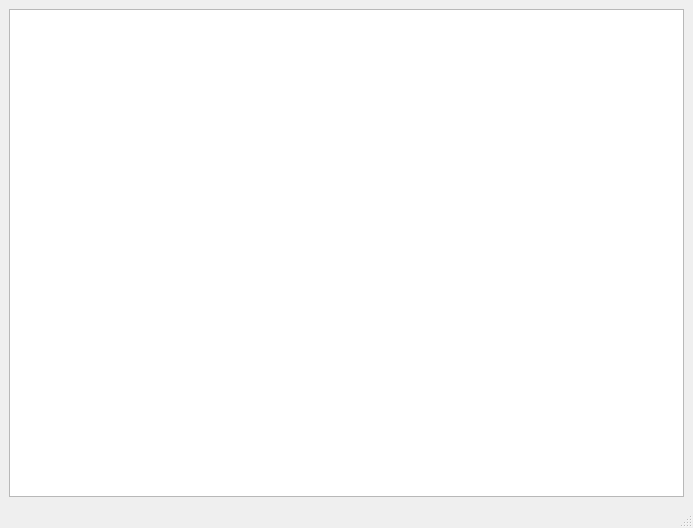
Above: JeopardyBoard.ui from mwstrfld/WheelOfJeopardy before the change. Below: the same form after it.
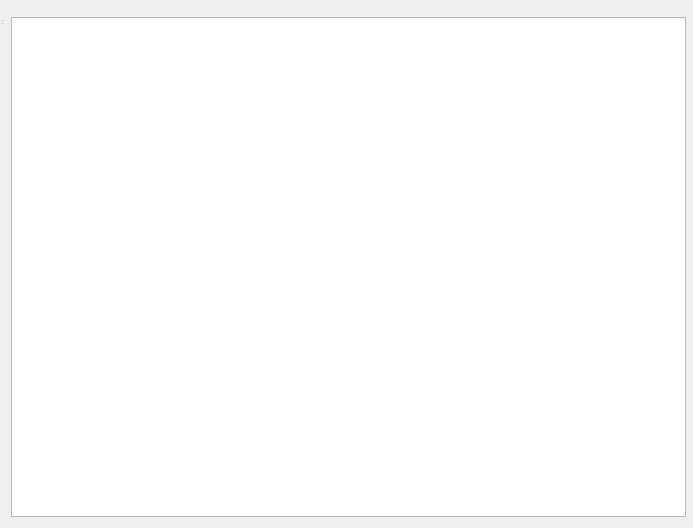
That is the form after the change.

Commit message: Fixed JeopardyBoard and added Player names and Scoreboard to WheelOfFortuneBoard.

```diff
--- a/JeopardyBoard.ui
+++ b/JeopardyBoard.ui
@@ -1,7 +1,7 @@
 <?xml version="1.0" encoding="UTF-8"?>
 <ui version="4.0">
  <class>JeopardyBoard</class>
- <widget class="QMainWindow" name="JeopardyBoard">
+ <widget class="QDialog" name="JeopardyBoard">
   <property name="geometry">
    <rect>
     <x>0</x>
@@ -25,9 +25,11 @@
   <property name="windowTitle">
    <string>Wheel of Jeopardy!</string>
   </property>
-  <widget class="QWidget" name="centralwidget">
    <layout class="QGridLayout" name="gridLayout">
     <item row="0" column="0">
+    <widget class="QMenuBar" name="menubar"/>
+   </item>
+   <item row="1" column="0">
      <widget class="QTableView" name="tableView">
       <property name="minimumSize">
        <size>
@@ -38,18 +40,16 @@
      </widget>
     </item>
    </layout>
-  </widget>
-  <widget class="QMenuBar" name="menubar">
+  <widget class="QStatusBar" name="statusbar">
    <property name="geometry">
     <rect>
      <x>0</x>
      <y>0</y>
-     <width>693</width>
+     <width>3</width>
      <height>26</height>
     </rect>
    </property>
   </widget>
-  <widget class="QStatusBar" name="statusbar"/>
  </widget>
  <resources/>
  <connections/>
```
Lines whose indentation alone changed are shown as unchanged. The commit also changes 5 other files.
